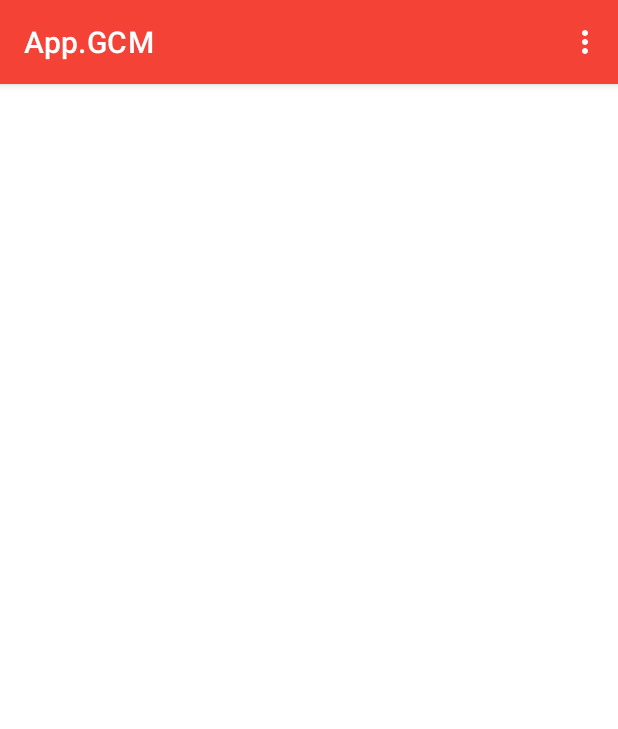
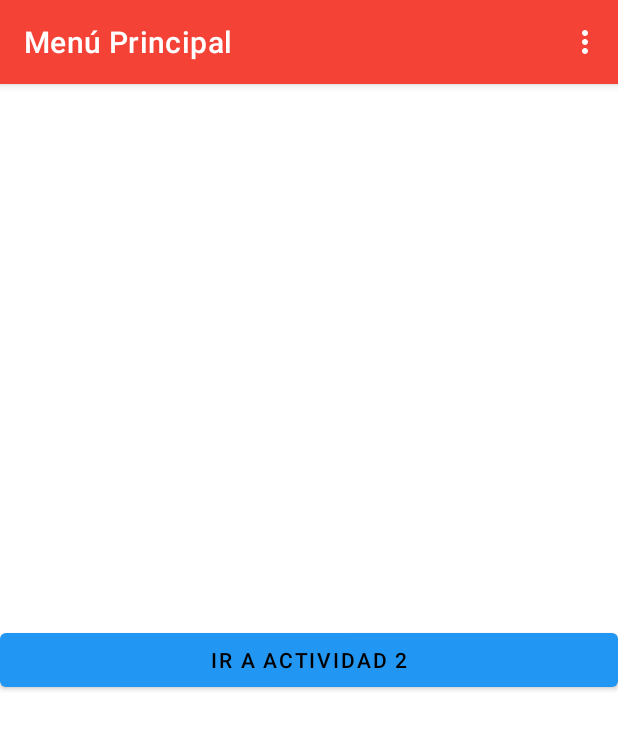
Before and after one commit to TIASSAC/APP_SYSTEM_ACTIVITY_V1, an Android app: the MainActivity screen opened directly, with no data from a screen before it, on a phone screen of 412 x 824 dp. Shown: the top 729 px of the screen. Run offline under Robolectric (Android 15) with nearby library versions, the phone set to English and light mode, and no system bars.

```diff
--- a/app/src/main/java/com/example/appgcm/Fragments/MainFragment.java
+++ b/app/src/main/java/com/example/appgcm/Fragments/MainFragment.java
@@ -1,13 +1,18 @@
 package com.example.appgcm.Fragments;
 
+import android.app.Activity;
 import android.content.Context;
 import android.net.Uri;
 import android.os.Bundle;
+import android.support.annotation.Nullable;
+import android.support.design.button.MaterialButton;
 import android.support.v4.app.Fragment;
 import android.view.LayoutInflater;
 import android.view.View;
 import android.view.ViewGroup;
+import android.widget.Button;
 
+import com.example.appgcm.Listeners.MainListener;
 import com.example.appgcm.R;
 
 /**
@@ -28,7 +33,8 @@ public class MainFragment extends Fragment {
     private String mParam1;
     private String mParam2;
 
-    private OnFragmentInteractionListener mListener;
+    private MainListener mListener;
+    MaterialButton btnIrActivity2;
 
     public MainFragment() {
         // Required empty public constructor
@@ -68,22 +74,24 @@ public class MainFragment extends Fragment {
         return inflater.inflate(R.layout.fragment_main, container, false);
     }
 
-    // TODO: Rename method, update argument and hook method into UI event
-    public void onButtonPressed(Uri uri) {
-        if (mListener != null) {
-            mListener.onFragmentInteraction(uri);
-        }
+    @Override
+    public void onActivityCreated(@Nullable Bundle savedInstanceState) {
+        super.onActivityCreated(savedInstanceState);
+
+        btnIrActivity2 = (MaterialButton) getActivity().findViewById(R.id.btnIrActividad2);
+
+        btnIrActivity2.setOnClickListener(new View.OnClickListener() {
+            @Override
+            public void onClick(View view) {
+                mListener.goToMain2();
+            }
+        });
     }
 
     @Override
-    public void onAttach(Context context) {
+    public void onAttach(Activity context) {
         super.onAttach(context);
-        if (context instanceof OnFragmentInteractionListener) {
-            mListener = (OnFragmentInteractionListener) context;
-        } else {
-            throw new RuntimeException(context.toString()
-                    + " must implement OnFragmentInteractionListener");
-        }
+        mListener = (MainListener) context;
     }
 
     @Override
--- /dev/null
+++ b/app/src/main/java/com/example/appgcm/Listeners/MainListener.java
@@ -0,0 +1,5 @@
+package com.example.appgcm.Listeners;
+
+public interface MainListener {
+    void goToMain2();
+}
--- a/app/src/main/java/com/example/appgcm/MainActivity.java
+++ b/app/src/main/java/com/example/appgcm/MainActivity.java
@@ -1,5 +1,6 @@
 package com.example.appgcm;
 
+import android.content.Intent;
 import android.content.SharedPreferences;
 import android.content.res.Configuration;
 import android.os.Build;
@@ -10,9 +11,15 @@ import android.util.TypedValue;
 import android.view.Menu;
 import android.widget.FrameLayout;
 
-public class MainActivity extends AppCompatActivity {
+import com.example.appgcm.Fragments.MainFragment;
+import com.example.appgcm.Listeners.MainListener;
+import com.example.appgcm.Util.CustomAnimation;
+import com.example.appgcm.Util.NavigationFragment;
+
+public class MainActivity extends AppCompatActivity implements MainListener {
     Toolbar toolbar;
     SharedPreferences sharedPreferences;
+    private MainFragment mainFragment = new MainFragment();
     @Override
     protected void onCreate(Bundle savedInstanceState) {
         super.onCreate(savedInstanceState);
@@ -28,6 +35,15 @@ public class MainActivity extends AppCompatActivity {
         //sharedPreferences = getSharedPreferences("VALUES", MODE_PRIVATE);
         //int theme = sharedPreferences.getInt("THEME",1);
         setTheme(R.style.AppTheme2);
+        getSupportActionBar().setTitle("Menú Principal");
+        goToMainFragment();
+
+    }
+
+
+    private void goToMainFragment(){
+        NavigationFragment.addFragment(null, mainFragment, "MainFragment", this,
+                R.id.main_activity_content, false, CustomAnimation.RIGTH_LEFT);
     }
 
     @Override
@@ -80,4 +96,10 @@ public class MainActivity extends AppCompatActivity {
     }
 
 
+    @Override
+    public void goToMain2() {
+        Intent intent = new Intent(MainActivity.this, Main2Activity.class);
+        startActivity(intent);
+        this.finish();
+    }
 }
--- a/app/src/main/res/layout/activity_main.xml
+++ b/app/src/main/res/layout/activity_main.xml
@@ -1,5 +1,5 @@
 <?xml version="1.0" encoding="utf-8"?>
-<RelativeLayout xmlns:android="http://schemas.android.com/apk/res/android"
+<LinearLayout xmlns:android="http://schemas.android.com/apk/res/android"
     xmlns:app="http://schemas.android.com/apk/res-auto"
     xmlns:tools="http://schemas.android.com/tools"
     android:layout_width="match_parent"
@@ -73,5 +73,11 @@
             android:translationZ="4dp"
             app:popupTheme="@style/ThemeOverlay.AppCompat.Light"
             app:theme="@style/ThemeOverlay.AppCompat.Dark.ActionBar" />
+    <RelativeLayout
+        android:layout_width="match_parent"
+        android:layout_height="match_parent"
+        android:id="@+id/main_activity_content">
 
-</RelativeLayout>
+    </RelativeLayout>
+
+</LinearLayout>
--- a/app/src/main/res/layout/fragment_main.xml
+++ b/app/src/main/res/layout/fragment_main.xml
@@ -5,10 +5,13 @@
     android:layout_height="match_parent"
     tools:context=".Fragments.MainFragment">
 
-    <!-- TODO: Update blank fragment layout -->
-    <TextView
-        android:layout_width="match_parent"
-        android:layout_height="match_parent"
-        android:text="@string/hello_blank_fragment" />
+  <android.support.design.button.MaterialButton
+      android:layout_width="match_parent"
+      android:layout_height="wrap_content"
+      android:text="Ir a Actividad 2"
+      android:id="@+id/btnIrActividad2"
+      android:layout_gravity="center_vertical">
+
+  </android.support.design.button.MaterialButton>
 
 </FrameLayout>
```
Also changed, not shown: app/src/main/AndroidManifest.xml (+5 -3 lines), app/src/main/java/com/example/appgcm/Main2Activity.java (added, +45 -0 lines), app/src/main/res/layout/activity_main2.xml (added, +35 -0 lines).
